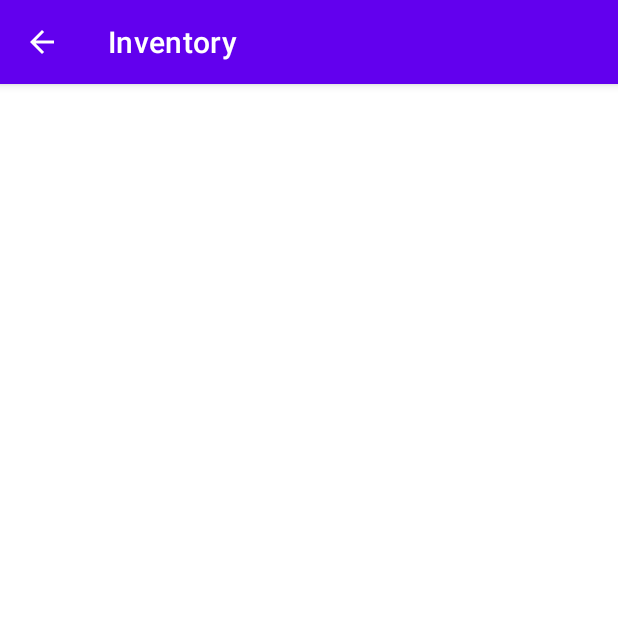
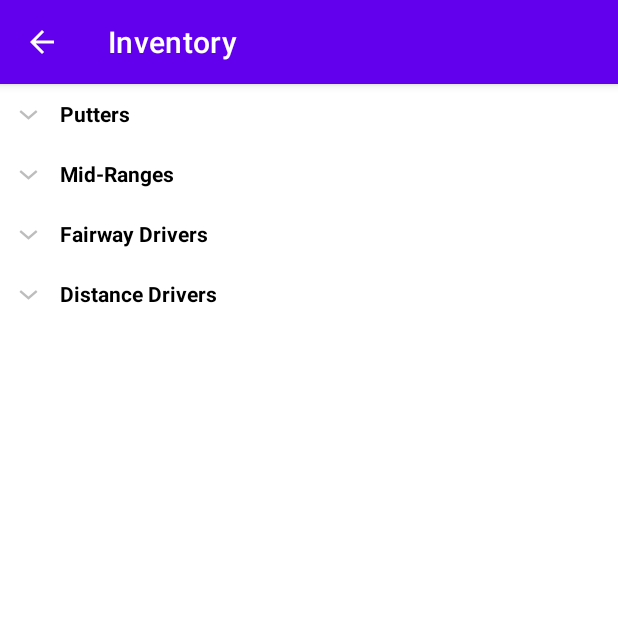
Before and after one commit to ColtonJacobson23/DiscGolfApp, an Android app: the screen it shows after launch (InventoryActivity), after a tap on "INVENTORY", on a phone screen of 412 x 824 dp, the top half of it. Run offline under Robolectric (Android 15) with nearby library versions, the light colour scheme and no system bars.

Commit message:
Created expandable list to display discs by categories.

```diff
--- a/discgolfapp_v1/app/src/main/java/com/example/discgolfapp_v1/InventoryActivity.kt
+++ b/discgolfapp_v1/app/src/main/java/com/example/discgolfapp_v1/InventoryActivity.kt
@@ -1,11 +1,42 @@
 package com.example.discgolfapp_v1
 
+import android.os.Bundle
+import android.widget.ExpandableListAdapter
+import android.widget.ExpandableListView
+import android.widget.Toast
 import androidx.appcompat.app.AppCompatActivity
-import android.os.Bundle
+import com.example.discgolfapp_v1.ui.main.CustomExpandableListAdapter
+import com.example.discgolfapp_v1.ui.main.VirtualBagData.data
 
 class InventoryActivity : AppCompatActivity() {
+    private var expandableListView: ExpandableListView? = null
+    private var adapter: ExpandableListAdapter? = null
+    private var titleList: List<String>? = null
     override fun onCreate(savedInstanceState: Bundle?) {
         super.onCreate(savedInstanceState)
         setContentView(R.layout.activity_inventory)
+
+        expandableListView = findViewById(R.id.virtualBagList)
+        if (expandableListView != null) {
+            val listData = data
+            titleList = ArrayList(listData.keys)
+            adapter = CustomExpandableListAdapter(this, titleList as ArrayList<String>, listData)
+            expandableListView!!.setAdapter(adapter)
+
+            expandableListView!!.setOnChildClickListener { _, _, groupPosition, childPosition, _ ->
+                Toast.makeText(
+                    applicationContext,
+                    "Clicked: " + (titleList as ArrayList<String>)[groupPosition] + " -> " + listData[(
+                            titleList as
+                                    ArrayList<String>
+                            )
+                            [groupPosition]]!!.get(
+                        childPosition
+                    ),
+                    Toast.LENGTH_SHORT
+                ).show()
+                false
+            }
+        }
     }
 }
--- /dev/null
+++ b/discgolfapp_v1/app/src/main/java/com/example/discgolfapp_v1/ui/main/CustomExpandableListAdapter.kt
@@ -0,0 +1,78 @@
+package com.example.discgolfapp_v1.ui.main
+
+import android.content.Context
+import android.graphics.Typeface
+import android.view.LayoutInflater
+import android.view.View
+import android.view.ViewGroup
+import android.widget.BaseExpandableListAdapter
+import android.widget.TextView
+import com.example.discgolfapp_v1.R
+import java.util.HashMap
+
+class CustomExpandableListAdapter internal constructor(
+    private val context: Context,
+    private val titleList: List<String>,
+    private val dataList: HashMap<String, List<String>>
+) : BaseExpandableListAdapter() {
+    override fun getChild(listPosition: Int, expandedListPosition: Int): Any {
+        return this.dataList[this.titleList[listPosition]]!![expandedListPosition]
+    }
+    override fun getChildId(listPosition: Int, expandedListPosition: Int): Long {
+        return expandedListPosition.toLong()
+    }
+    override fun getChildView(
+        listPosition: Int,
+        expandedListPosition: Int,
+        isLastChild: Boolean,
+        convertView: View?,
+        parent: ViewGroup
+    ): View {
+        var convertView = convertView
+        val expandedListText = getChild(listPosition, expandedListPosition) as String
+        if (convertView == null) {
+            val layoutInflater =
+                this.context.getSystemService(Context.LAYOUT_INFLATER_SERVICE) as LayoutInflater
+            convertView = layoutInflater.inflate(R.layout.list_item, null)
+        }
+        val expandedListTextView = convertView!!.findViewById<TextView>(R.id.listView)
+        expandedListTextView.text = expandedListText
+        return convertView
+    }
+    override fun getChildrenCount(listPosition: Int): Int {
+        return this.dataList[this.titleList[listPosition]]!!.size
+    }
+    override fun getGroup(listPosition: Int): Any {
+        return this.titleList[listPosition]
+    }
+    override fun getGroupCount(): Int {
+        return this.titleList.size
+    }
+    override fun getGroupId(listPosition: Int): Long {
+        return listPosition.toLong()
+    }
+    override fun getGroupView(
+        listPosition: Int,
+        isExpanded: Boolean,
+        convertView: View?,
+        parent: ViewGroup
+    ): View {
+        var convertView = convertView
+        val listTitle = getGroup(listPosition) as String
+        if (convertView == null) {
+            val layoutInflater =
+                this.context.getSystemService(Context.LAYOUT_INFLATER_SERVICE) as LayoutInflater
+            convertView = layoutInflater.inflate(R.layout.list_item, null)
+        }
+        val listTitleTextView = convertView!!.findViewById<TextView>(R.id.listView)
+        listTitleTextView.setTypeface(null, Typeface.BOLD)
+        listTitleTextView.text = listTitle
+        return convertView
+    }
+    override fun hasStableIds(): Boolean {
+        return false
+    }
+    override fun isChildSelectable(listPosition: Int, expandedListPosition: Int): Boolean {
+        return true
+    }
+}
--- /dev/null
+++ b/discgolfapp_v1/app/src/main/java/com/example/discgolfapp_v1/ui/main/VirtualBagData.kt
@@ -0,0 +1,27 @@
+package com.example.discgolfapp_v1.ui.main
+
+import java.util.*
+
+internal object VirtualBagData {
+    val data: HashMap<String, List<String>>
+        get() {
+            val expandableListDetail = HashMap<String, List<String>>()
+
+            val distanceDrivers: MutableList<String> = ArrayList()
+            val fairwayDrivers: MutableList<String> = ArrayList()
+            val midranges: MutableList<String> = ArrayList()
+            val putters: MutableList<String> = ArrayList()
+
+            distanceDrivers.add("Thunderbird")
+            fairwayDrivers.add("Leopard3")
+            midranges.add("Buzzz")
+            putters.add("Link")
+
+            expandableListDetail["Distance Drivers"] = distanceDrivers
+            expandableListDetail["Fairway Drivers"] = fairwayDrivers
+            expandableListDetail["Mid-Ranges"] = midranges
+            expandableListDetail["Putters"] = putters
+
+            return expandableListDetail
+        }
+}
--- a/discgolfapp_v1/app/src/main/res/layout/activity_inventory.xml
+++ b/discgolfapp_v1/app/src/main/res/layout/activity_inventory.xml
@@ -1,7 +1,15 @@
 <?xml version="1.0" encoding="utf-8"?>
-<androidx.constraintlayout.widget.ConstraintLayout xmlns:android="http://schemas.android.com/apk/res/android"
+<RelativeLayout xmlns:android="http://schemas.android.com/apk/res/android"
     xmlns:app="http://schemas.android.com/apk/res-auto"
     xmlns:tools="http://schemas.android.com/tools"
     android:layout_width="match_parent"
     android:layout_height="match_parent"
-    tools:context=".InventoryActivity" />
+    tools:context=".InventoryActivity">
+
+    <ExpandableListView
+        android:id="@+id/virtualBagList"
+        android:layout_width="match_parent"
+        android:layout_height="match_parent"
+        android:divider="@android:color/background_light"
+        android:dividerHeight="0.5dp" />
+</RelativeLayout>
--- /dev/null
+++ b/discgolfapp_v1/app/src/main/res/layout/list_item.xml
@@ -0,0 +1,14 @@
+<?xml version="1.0" encoding="utf-8"?>
+<LinearLayout xmlns:android="http://schemas.android.com/apk/res/android"
+    android:layout_width="match_parent"
+    android:layout_height="match_parent"
+    android:orientation="vertical">
+    <TextView
+        android:id="@+id/listView"
+        android:layout_width="match_parent"
+        android:layout_height="wrap_content"
+        android:paddingStart="?android:attr/expandableListPreferredItemPaddingLeft"
+        android:paddingTop="10dp"
+        android:paddingBottom="10dp"
+        android:textColor="@android:color/black" />
+</LinearLayout>
```
